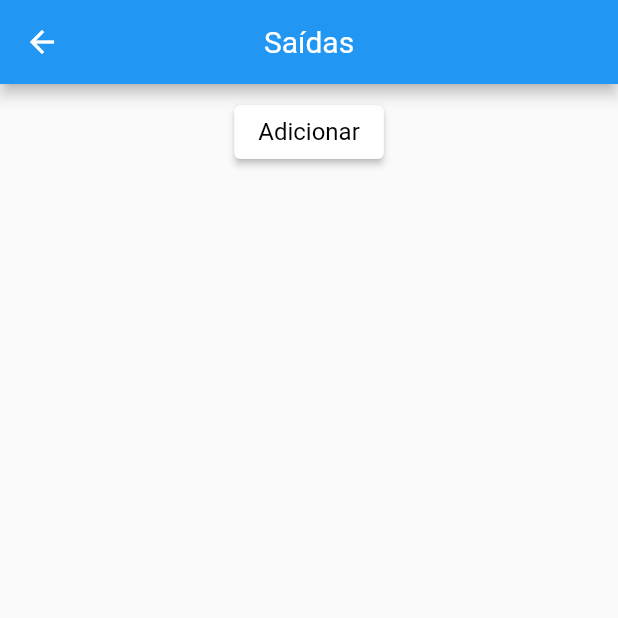
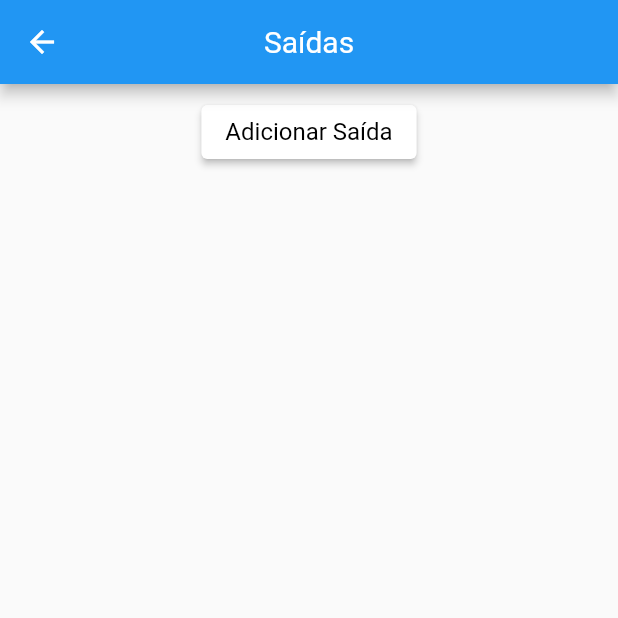
Before and after one commit to rafaelbarretomg/Controle-de-Doacoes, a Flutter app: the Saidas screen opened by its route, on a phone screen of 412 x 824 dp, the top half of it. Run offline on Flutter 3.47's test engine with Material 2 defaults, Android fonts, the phone set to English and light mode, and no system bars; our stand-ins replace sqflite; accounts and stored records are empty.

Commit message:
ajustes nomes dos botoes

```diff
--- a/lib/pages/entradas.dart
+++ b/lib/pages/entradas.dart
@@ -62,7 +62,7 @@ class _EntradasState extends State<Entradas> {
                   onTap: () {
                     Navigator.pushNamed(context, '/add_entradas');
                   },
-                  text: 'Adicionar doação'),
+                  text: 'Adicionar Entrada'),
             ],
           ),
           Expanded(
@@ -84,7 +84,6 @@ class _EntradasState extends State<Entradas> {
                             crossAxisAlignment: CrossAxisAlignment.start,
                             children: [
                               Row(
-
                                 children: [
                                   const MeuTexto(
                                     text: 'Nome: ',
--- a/lib/pages/saidas.dart
+++ b/lib/pages/saidas.dart
@@ -63,7 +63,7 @@ class _SaidasState extends State<Saidas> {
                   onTap: () {
                     Navigator.pushNamed(context, '/add_saidas');
                   },
-                  text: 'Adicionar'),
+                  text: 'Adicionar Saída'),
             ],
           ),
           Expanded(
```
